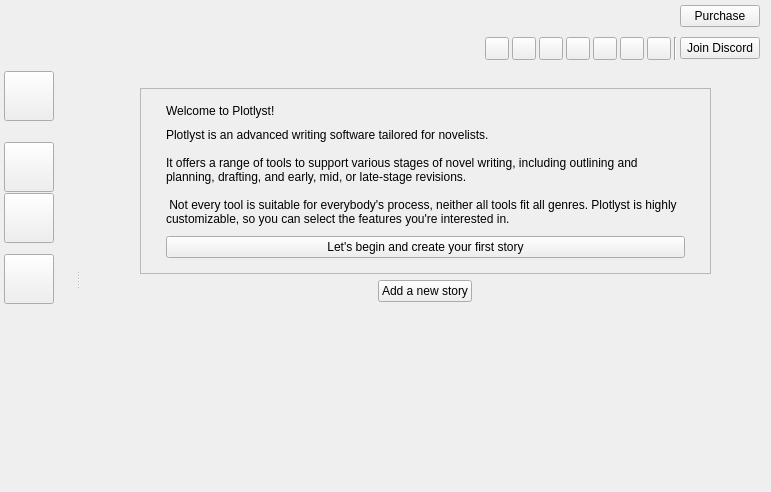
The window that ui/home_view.ui (plotlyst/plotlyst-app) describes before a commit, drawn with Qt 5.
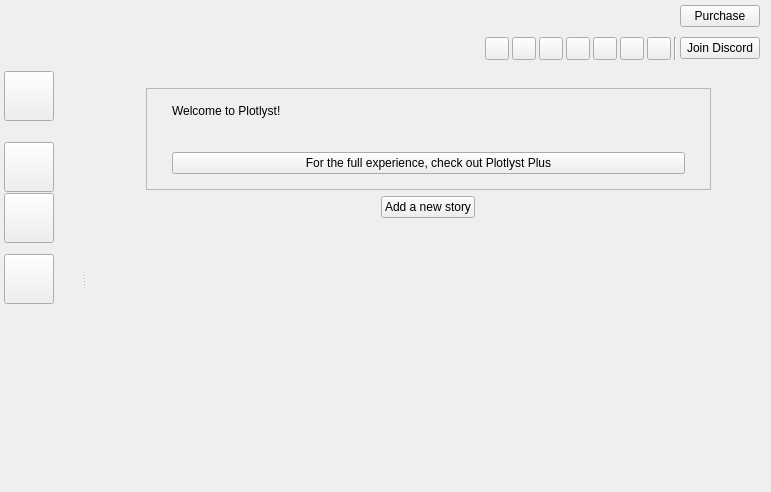
The same window after the commit.

Commit message: Update welcome notes

The edit to the form file:
```diff
--- a/ui/home_view.ui
+++ b/ui/home_view.ui
@@ -706,11 +706,7 @@
                       <item>
                        <widget class="QLabel" name="lblWelcomeMain">
                         <property name="text">
-                         <string>Plotlyst is an advanced writing software tailored for novelists. 
-
-It offers a range of tools to support various stages of novel writing, including outlining and planning, drafting, and early, mid, or late-stage revisions. 
-
- Not every tool is suitable for everybody's process, neither all tools fit all genres. Plotlyst is highly customizable, so you can select the features you're interested in.</string>
+                         <string/>
                         </property>
                         <property name="wordWrap">
                          <bool>true</bool>
@@ -726,7 +722,7 @@
                          <cursorShape>PointingHandCursor</cursorShape>
                         </property>
                         <property name="text">
-                         <string>Let's begin and create your first story</string>
+                         <string>For the full experience, check out Plotlyst Plus</string>
                         </property>
                         <property name="transparent" stdset="0">
                          <bool>true</bool>
```
Left out of the diff: 23 changed lines with no effect on the pictures. The commit also changes 2 other files.
